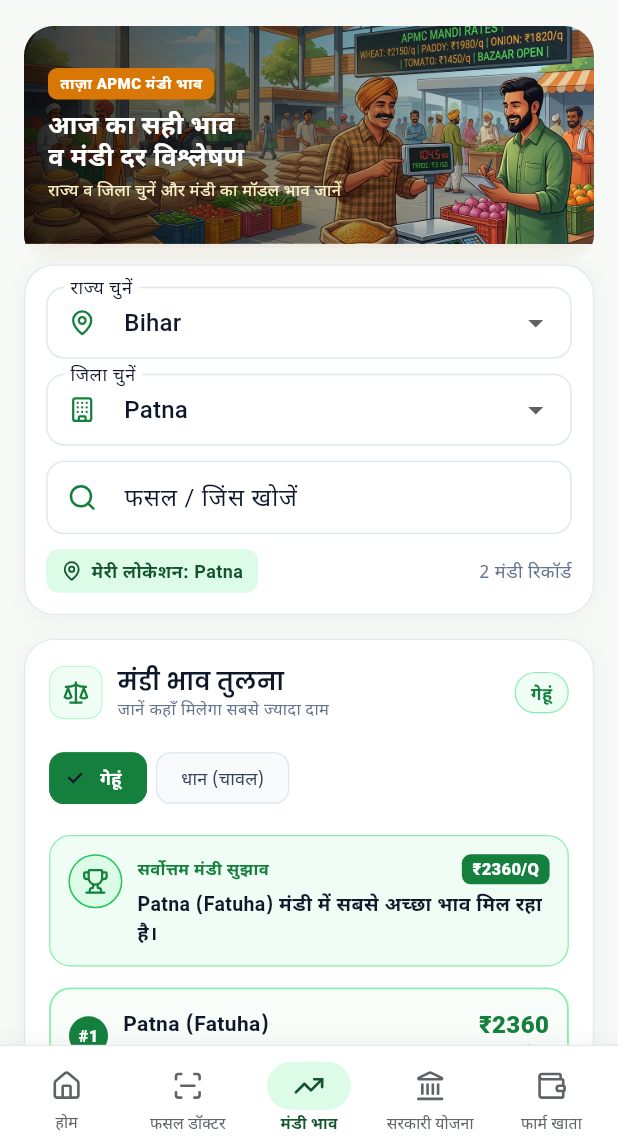
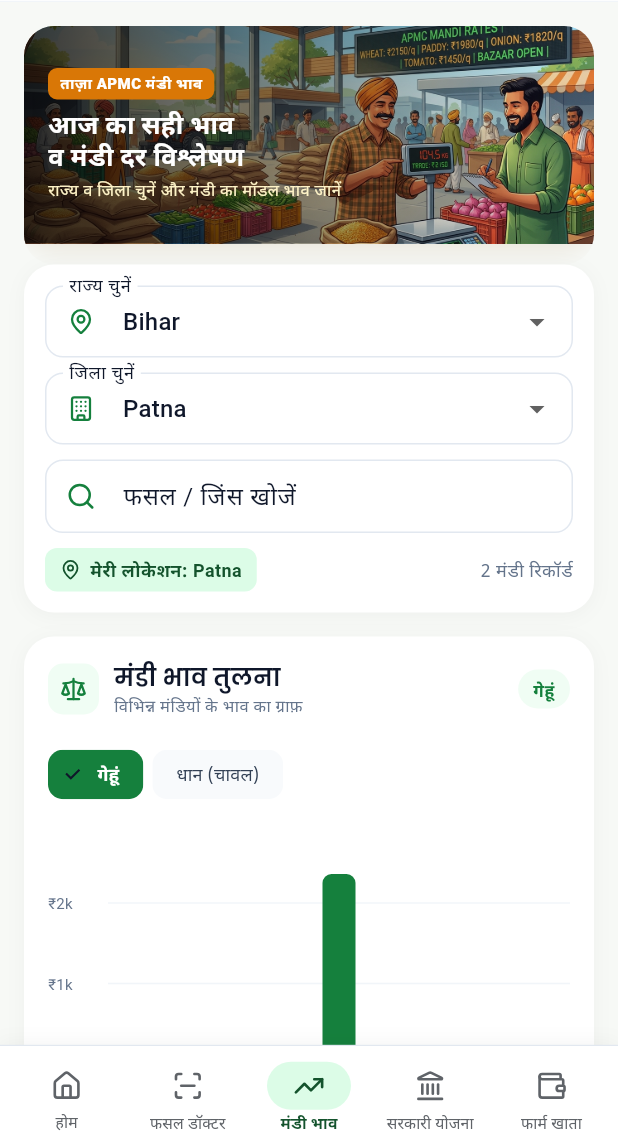
Before and after one commit to kamleshyadav9929/Ai-Krishi-Saathi, a Flutter app: the screen it shows after launch, after a tap on "सभी देखें", on a phone screen of 412 x 824 dp, the part 88-1236 px from its top. Run offline on Flutter 3.47's test engine with Material 3 defaults, Android fonts, the phone set to English and light mode, and no system bars; drawn by our look-alikes of fl_chart; our stand-ins replace flutter_animate, flutter_lucide, flutter_tts, geocoding, geolocator, google_fonts and 4 more; accounts and stored records are empty; network calls fail.

Commit message:
fix(mandi): remove all box borders, remove overflowing insight banner, and restore price comparison graph

```diff
--- a/lib/presentation/screens/mandi/mandi_screen.dart
+++ b/lib/presentation/screens/mandi/mandi_screen.dart
@@ -1,4 +1,5 @@
 import 'package:flutter/material.dart';
+import 'package:fl_chart/fl_chart.dart';
 import 'package:flutter_lucide/flutter_lucide.dart';
 import 'package:intl/intl.dart';
 import 'package:provider/provider.dart';
@@ -189,7 +190,6 @@ class _MandiScreenState extends State<MandiScreen> {
                 decoration: BoxDecoration(
                   color: Colors.white,
                   borderRadius: BorderRadius.circular(20),
-                  border: Border.all(color: const Color(0xFFE2E8F0), width: 0.8),
                   boxShadow: [
                     BoxShadow(
                       color: Colors.black.withValues(alpha: 0.035),
@@ -354,18 +354,14 @@ class _MandiScreenState extends State<MandiScreen> {
                   ..sort((a, b) => b.modalPrice.compareTo(a.modalPrice));
                 final displayMarkets = sortedMarkets.take(5).toList();
                 final bestMarket = displayMarkets.isNotEmpty ? displayMarkets.first : null;
-                final lowestMarket = displayMarkets.isNotEmpty ? displayMarkets.last : null;
-                final priceDiff = (bestMarket != null && lowestMarket != null)
-                    ? (bestMarket.modalPrice - lowestMarket.modalPrice)
-                    : 0.0;
                 final double highestPrice = (bestMarket?.modalPrice ?? 1.0) > 0 ? bestMarket!.modalPrice : 1.0;
+                final double maxY = ((bestMarket?.maxPrice ?? 3000) * 1.15).ceilToDouble();
 
                 return Container(
                   padding: const EdgeInsets.all(16),
                   decoration: BoxDecoration(
                     color: Colors.white,
                     borderRadius: BorderRadius.circular(20),
-                    border: Border.all(color: const Color(0xFFE2E8F0), width: 0.8),
                     boxShadow: [
                       BoxShadow(
                         color: Colors.black.withValues(alpha: 0.035),
@@ -388,7 +384,6 @@ class _MandiScreenState extends State<MandiScreen> {
                                 decoration: BoxDecoration(
                                   color: const Color(0xFFF0FDF4),
                                   borderRadius: BorderRadius.circular(10),
-                                  border: Border.all(color: const Color(0xFFBBF7D0), width: 0.8),
                                 ),
                                 child: const Icon(LucideIcons.scale, size: 18, color: Color(0xFF15803D)),
                               ),
@@ -401,7 +396,7 @@ class _MandiScreenState extends State<MandiScreen> {
                                     style: AppTypography.headingSmall(isHindi: lang.isHindi).copyWith(fontSize: 16),
                                   ),
                                   Text(
-                                    lang.isHindi ? 'जानें कहाँ मिलेगा सबसे ज्यादा दाम' : 'Compare rates across nearby markets',
+                                    lang.isHindi ? 'विभिन्न मंडियों के भाव का ग्राफ़' : 'Compare market rates graphically',
                                     style: const TextStyle(fontSize: 11, color: AppColors.textMuted),
                                   ),
                                 ],
@@ -413,7 +408,6 @@ class _MandiScreenState extends State<MandiScreen> {
                             decoration: BoxDecoration(
                               color: const Color(0xFFF0FDF4),
                               borderRadius: BorderRadius.circular(20),
-                              border: Border.all(color: const Color(0xFF86EFAC), width: 0.8),
                             ),
                             child: Text(
                               lang.isHindi
@@ -452,10 +446,7 @@ class _MandiScreenState extends State<MandiScreen> {
                                 selected: isSelected,
                                 selectedColor: const Color(0xFF15803D),
                                 backgroundColor: const Color(0xFFF8FAFC),
-                                side: BorderSide(
-                                  color: isSelected ? const Color(0xFF15803D) : const Color(0xFFE2E8F0),
-                                  width: 0.8,
-                                ),
+                                side: BorderSide.none,
                                 shape: RoundedRectangleBorder(borderRadius: BorderRadius.circular(10)),
                                 onSelected: (selected) {
                                   if (selected) {
@@ -468,7 +459,7 @@ class _MandiScreenState extends State<MandiScreen> {
                           }).toList(),
                         ),
                       ),
-                      const SizedBox(height: 14),
+                      const SizedBox(height: 16),
 
                       if (displayMarkets.isEmpty)
                         Padding(
@@ -481,96 +472,102 @@ class _MandiScreenState extends State<MandiScreen> {
                           ),
                         )
                       else ...[
-                        // Farmer Profit Highlight Recommendation
-                        if (bestMarket != null)
-                          Container(
-                            padding: const EdgeInsets.all(12),
-                            margin: const EdgeInsets.only(bottom: 14),
-                            decoration: BoxDecoration(
-                              color: const Color(0xFFF0FDF4),
-                              borderRadius: BorderRadius.circular(14),
-                              border: Border.all(color: const Color(0xFF86EFAC), width: 0.8),
-                            ),
-                            child: Row(
-                              crossAxisAlignment: CrossAxisAlignment.start,
-                              children: [
-                                Container(
-                                  padding: const EdgeInsets.all(8),
-                                  decoration: BoxDecoration(
-                                    color: const Color(0xFFDCFCE7),
-                                    shape: BoxShape.circle,
-                                    border: Border.all(color: const Color(0xFF22C55E), width: 1),
-                                  ),
-                                  child: const Icon(LucideIcons.trophy, size: 18, color: Color(0xFF15803D)),
-                                ),
-                                const SizedBox(width: 10),
-                                Expanded(
-                                  child: Column(
-                                    crossAxisAlignment: CrossAxisAlignment.start,
-                                    children: [
-                                      Row(
-                                        mainAxisAlignment: MainAxisAlignment.spaceBetween,
-                                        children: [
-                                          Text(
-                                            lang.isHindi ? 'सर्वोत्तम मंडी सुझाव' : 'Top Rate Market',
-                                            style: const TextStyle(
-                                              fontSize: 11,
-                                              fontWeight: FontWeight.w700,
-                                              color: Color(0xFF15803D),
+                        // Mandi Price Comparison Graph
+                        SizedBox(
+                          height: 185,
+                          child: BarChart(
+                            BarChartData(
+                              alignment: BarChartAlignment.spaceAround,
+                              maxY: maxY > 0 ? maxY : 3000,
+                              minY: 0,
+                              gridData: FlGridData(
+                                show: true,
+                                drawVerticalLine: false,
+                                horizontalInterval: 1000,
+                                getDrawingHorizontalLine: (value) => const FlLine(
+                                  color: Color(0xFFF1F5F9),
+                                  strokeWidth: 1,
                                 ),
                               ),
-                                          Container(
-                                            padding: const EdgeInsets.symmetric(horizontal: 7, vertical: 2),
-                                            decoration: BoxDecoration(
-                                              color: const Color(0xFF15803D),
-                                              borderRadius: BorderRadius.circular(6),
+                              titlesData: FlTitlesData(
+                                show: true,
+                                topTitles: const AxisTitles(sideTitles: SideTitles(showTitles: false)),
+                                rightTitles: const AxisTitles(sideTitles: SideTitles(showTitles: false)),
+                                leftTitles: AxisTitles(
+                                  sideTitles: SideTitles(
+                                    showTitles: true,
+                                    reservedSize: 40,
+                                    getTitlesWidget: (value, meta) {
+                                      if (value == 0 || value % 1000 != 0) return const SizedBox.shrink();
+                                      return Text(
+                                        '₹${(value / 1000).toStringAsFixed(0)}k',
+                                        style: const TextStyle(fontSize: 10, color: AppColors.textMuted),
+                                      );
+                                    },
                                   ),
+                                ),
+                                bottomTitles: AxisTitles(
+                                  sideTitles: SideTitles(
+                                    showTitles: true,
+                                    reservedSize: 32,
+                                    getTitlesWidget: (value, meta) {
+                                      final index = value.toInt();
+                                      if (index < 0 || index >= displayMarkets.length) return const SizedBox.shrink();
+                                      final m = displayMarkets[index];
+                                      var shortName = m.market.split(' ').first;
+                                      if (shortName.length > 7) {
+                                        shortName = '${shortName.substring(0, 6)}..';
+                                      }
+                                      return Padding(
+                                        padding: const EdgeInsets.only(top: 6),
                                         child: Text(
-                                              '₹${bestMarket.modalPrice.toInt()}/Q',
+                                          shortName,
                                           style: const TextStyle(
-                                                color: Colors.white,
-                                                fontWeight: FontWeight.w800,
-                                                fontSize: 11,
+                                            fontSize: 10,
+                                            fontWeight: FontWeight.w600,
+                                            color: Color(0xFF334155),
+                                          ),
+                                          overflow: TextOverflow.ellipsis,
+                                        ),
+                                      );
+                                    },
                                   ),
                                 ),
                               ),
+                              borderData: FlBorderData(show: false),
+                              barGroups: displayMarkets.asMap().entries.map((entry) {
+                                final idx = entry.key;
+                                final item = entry.value;
+                                final isBest = item.modalPrice == bestMarket?.modalPrice;
+                                return BarChartGroupData(
+                                  x: idx,
+                                  barRods: [
+                                    BarChartRodData(
+                                      toY: item.modalPrice,
+                                      color: isBest ? const Color(0xFF15803D) : const Color(0xFF86EFAC),
+                                      width: 22,
+                                      borderRadius: const BorderRadius.vertical(top: Radius.circular(6)),
+                                    ),
                                   ],
-                                      ),
-                                      const SizedBox(height: 4),
-                                      Text(
-                                        lang.isHindi
-                                            ? '${bestMarket.market} मंडी में सबसे अच्छा भाव मिल रहा है।'
-                                            : '${bestMarket.market} is currently offering the best rate.',
-                                        style: TextStyle(
-                                          fontSize: 13,
-                                          fontWeight: FontWeight.w700,
-                                          color: const Color(0xFF0F172A),
-                                          fontFamily: lang.isHindi ? 'Noto Sans Devanagari' : null,
-                                        ),
-                                      ),
-                                      if (priceDiff > 0 && lowestMarket != null)
-                                        Padding(
-                                          padding: const EdgeInsets.only(top: 3),
-                                          child: Text(
-                                            lang.isHindi
-                                                ? '${lowestMarket.market} मंडी की तुलना में ₹${priceDiff.toInt()} प्रति क्विंटल तक ज्यादा मुनाफा!'
-                                                : '+₹${priceDiff.toInt()}/Q extra profit compared to ${lowestMarket.market}!',
-                                            style: TextStyle(
-                                              fontSize: 11.5,
-                                              fontWeight: FontWeight.w600,
-                                              color: const Color(0xFF15803D),
-                                              fontFamily: lang.isHindi ? 'Noto Sans Devanagari' : null,
+                                );
+                              }).toList(),
+                              barTouchData: BarTouchData(
+                                touchTooltipData: BarTouchTooltipData(
+                                  getTooltipItem: (group, groupIndex, rod, rodIndex) {
+                                    final m = displayMarkets[group.x.toInt()];
+                                    return BarTooltipItem(
+                                      '${m.market}\n₹${rod.toY.toInt()}/Q\nMin: ₹${m.minPrice.toInt()} Max: ₹${m.maxPrice.toInt()}',
+                                      const TextStyle(color: Colors.white, fontSize: 11, fontWeight: FontWeight.w600),
+                                    );
+                                  },
                                 ),
                               ),
                             ),
-                                    ],
                           ),
                         ),
-                              ],
-                            ),
-                          ),
+                        const SizedBox(height: 14),
 
-                        // Visual Mandi-by-Mandi Comparison List
+                        // Visual Mandi-by-Mandi Comparison Summary List (Borderless)
                         ...displayMarkets.asMap().entries.map((entry) {
                           final idx = entry.key;
                           final m = entry.value;
@@ -579,15 +576,11 @@ class _MandiScreenState extends State<MandiScreen> {
                           final double barRatio = (m.modalPrice / highestPrice).clamp(0.2, 1.0);
 
                           return Container(
-                            margin: const EdgeInsets.only(bottom: 10),
-                            padding: const EdgeInsets.all(12),
+                            margin: const EdgeInsets.only(bottom: 8),
+                            padding: const EdgeInsets.symmetric(horizontal: 12, vertical: 10),
                             decoration: BoxDecoration(
-                              color: isBest ? const Color(0xFFF9FDF9) : const Color(0xFFFAFAFA),
+                              color: isBest ? const Color(0xFFF0FDF4) : const Color(0xFFF8FAFC),
                               borderRadius: BorderRadius.circular(14),
-                              border: Border.all(
-                                color: isBest ? const Color(0xFF86EFAC) : const Color(0xFFE2E8F0),
-                                width: isBest ? 1.2 : 0.8,
-                              ),
                             ),
                             child: Column(
                               crossAxisAlignment: CrossAxisAlignment.start,
@@ -595,8 +588,8 @@ class _MandiScreenState extends State<MandiScreen> {
                                 Row(
                                   children: [
                                     Container(
-                                      width: 26,
-                                      height: 26,
+                                      width: 24,
+                                      height: 24,
                                       alignment: Alignment.center,
                                       decoration: BoxDecoration(
                                         color: isBest ? const Color(0xFF15803D) : const Color(0xFFE2E8F0),
@@ -606,7 +599,7 @@ class _MandiScreenState extends State<MandiScreen> {
                                         '#${idx + 1}',
                                         style: TextStyle(
                                           color: isBest ? Colors.white : const Color(0xFF475569),
-                                          fontSize: 11,
+                                          fontSize: 10.5,
                                           fontWeight: FontWeight.w800,
                                         ),
                                       ),
@@ -619,7 +612,7 @@ class _MandiScreenState extends State<MandiScreen> {
                                           Text(
                                             m.market,
                                             style: TextStyle(
-                                              fontSize: 14,
+                                              fontSize: 13.5,
                                               fontWeight: FontWeight.w700,
                                               color: const Color(0xFF0F172A),
                                               fontFamily: lang.isHindi ? 'Noto Sans Devanagari' : null,
@@ -642,20 +635,20 @@ class _MandiScreenState extends State<MandiScreen> {
                                         Text(
                                           '₹${m.modalPrice.toInt()}',
                                           style: TextStyle(
-                                            fontSize: 16,
+                                            fontSize: 15,
                                             fontWeight: FontWeight.w800,
                                             color: isBest ? const Color(0xFF15803D) : const Color(0xFF1E293B),
                                           ),
                                         ),
                                         Text(
                                           lang.isHindi ? 'मॉडल भाव /क्विं.' : 'Modal /Q',
-                                          style: const TextStyle(fontSize: 10, color: AppColors.textMuted),
+                                          style: const TextStyle(fontSize: 9.5, color: AppColors.textMuted),
                                         ),
                                       ],
                                     ),
                                   ],
                                 ),
-                                const SizedBox(height: 10),
+                                const SizedBox(height: 8),
 
                                 // Visual Proportional Comparative Bar
                                 LayoutBuilder(
@@ -666,28 +659,28 @@ class _MandiScreenState extends State<MandiScreen> {
                                     return Stack(
                                       children: [
                                         Container(
-                                          height: 9,
+                                          height: 7,
                                           width: totalWidth,
                                           decoration: BoxDecoration(
                                             color: const Color(0xFFE2E8F0),
-                                            borderRadius: BorderRadius.circular(6),
+                                            borderRadius: BorderRadius.circular(5),
                                           ),
                                         ),
                                         Container(
-                                          height: 9,
+                                          height: 7,
                                           width: fillWidth,
                                           decoration: BoxDecoration(
                                             color: isBest
                                                 ? const Color(0xFF15803D)
                                                 : const Color(0xFF22C55E).withValues(alpha: 0.75),
-                                            borderRadius: BorderRadius.circular(6),
+                                            borderRadius: BorderRadius.circular(5),
                                           ),
                                         ),
                                       ],
                                     );
                                   },
                                 ),
-                                const SizedBox(height: 8),
+                                const SizedBox(height: 6),
 
                                 // Range & Status Tags
                                 Row(
@@ -695,11 +688,11 @@ class _MandiScreenState extends State<MandiScreen> {
                                   children: [
                                     Text(
                                       '${lang.isHindi ? 'रेंज' : 'Range'}: ₹${m.minPrice.toInt()} - ₹${m.maxPrice.toInt()}',
-                                      style: const TextStyle(fontSize: 11, color: Color(0xFF64748B)),
+                                      style: const TextStyle(fontSize: 10.5, color: Color(0xFF64748B)),
                                     ),
                                     if (isBest)
                                       Container(
-                                        padding: const EdgeInsets.symmetric(horizontal: 7, vertical: 2),
+                                        padding: const EdgeInsets.symmetric(horizontal: 6, vertical: 2),
                                         decoration: BoxDecoration(
                                           color: const Color(0xFFDCFCE7),
                                           borderRadius: BorderRadius.circular(6),
@@ -707,7 +700,7 @@ class _MandiScreenState extends State<MandiScreen> {
                                         child: Text(
                                           lang.isHindi ? '★ सर्वाधिक भाव' : '★ Top Rate',
                                           style: const TextStyle(
-                                            fontSize: 10,
+                                            fontSize: 9.5,
                                             fontWeight: FontWeight.w700,
                                             color: Color(0xFF15803D),
                                           ),
@@ -717,7 +710,7 @@ class _MandiScreenState extends State<MandiScreen> {
                                       Text(
                                         '-₹${diffFromBest.toInt()} ${lang.isHindi ? 'कम' : 'lower'}',
                                         style: const TextStyle(
-                                          fontSize: 10.5,
+                                          fontSize: 10,
                                           fontWeight: FontWeight.w600,
                                           color: Color(0xFFE11D48),
                                         ),
@@ -761,7 +754,6 @@ class _MandiScreenState extends State<MandiScreen> {
                 decoration: BoxDecoration(
                   color: const Color(0xFFDCFCE7),
                   borderRadius: BorderRadius.circular(12),
-                  border: Border.all(color: const Color(0xFFBBF7D0)),
                 ),
                 child: Row(
                   children: [
```
Lines whose indentation alone changed are shown as unchanged.
